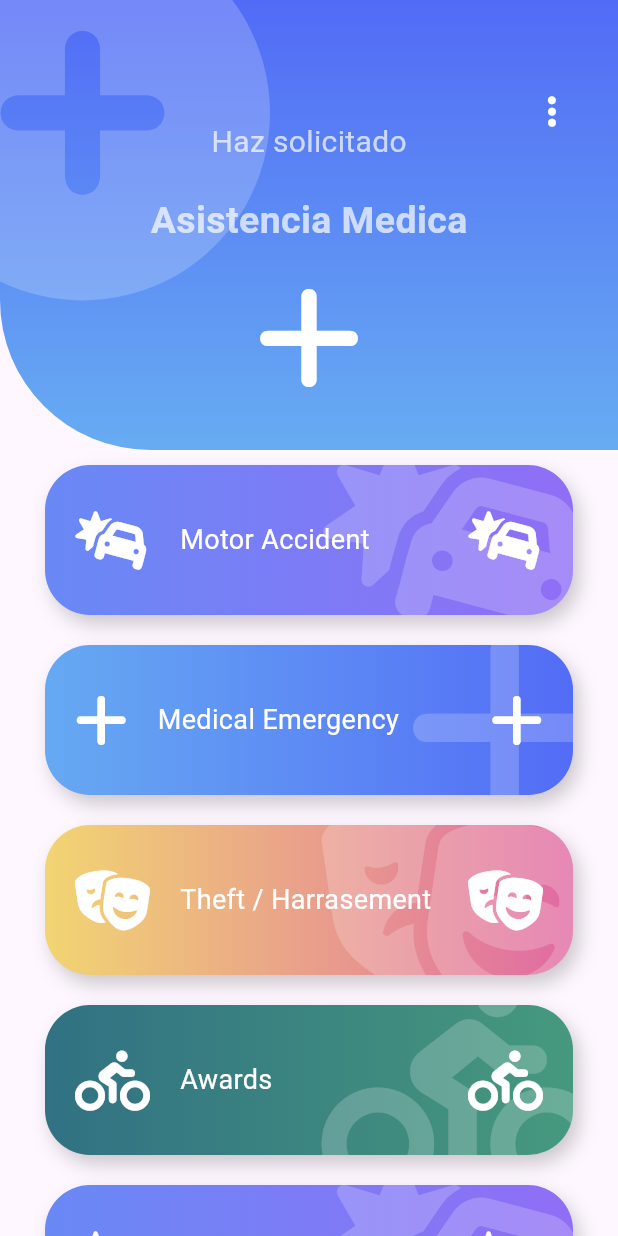
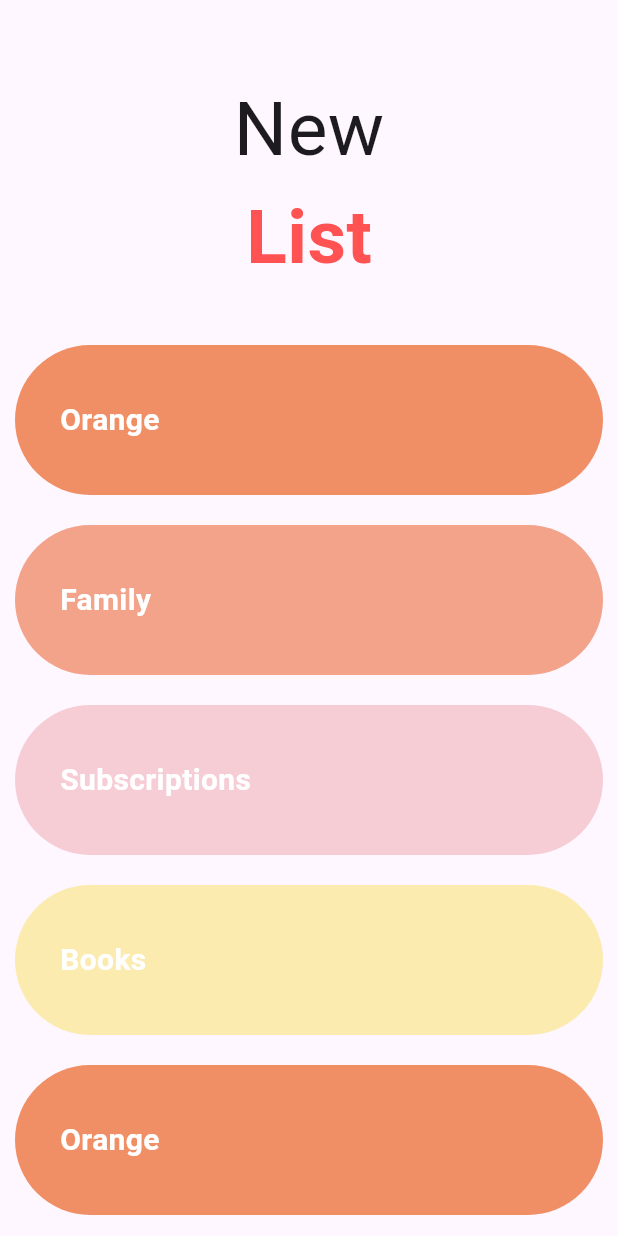
Before and after one commit to carlosdiazz/flutter_disenos_2, a Flutter app: the screen it shows after launch, on a phone screen of 412 x 824 dp. Run offline on Flutter 3.47's test engine with Material 3 defaults, Android fonts, the phone set to English and light mode, and no system bars; our stand-ins replace flutter_svg, font_awesome_flutter.

Commit message:
Fin nSession 8

```diff
--- a/lib/main.dart
+++ b/lib/main.dart
@@ -11,6 +11,6 @@ class MainApp extends StatelessWidget {
   @override
   Widget build(BuildContext context) {
     return const MaterialApp(
-        debugShowCheckedModeBanner: false, home: EmergencyPage());
+        debugShowCheckedModeBanner: false, home: SliderListPage());
   }
 }
--- a/lib/src/pages/pages.dart
+++ b/lib/src/pages/pages.dart
@@ -4,3 +4,4 @@ export './graficas_circulares_page.dart';
 export './slideshow_pages.dart';
 export './pinterest_pages.dart';
 export './emergency_page.dart';
+export './slider_list_page.dart';
--- /dev/null
+++ b/lib/src/pages/slider_list_page.dart
@@ -0,0 +1,165 @@
+import 'package:flutter/material.dart';
+
+class SliderListPage extends StatelessWidget {
+  const SliderListPage({super.key});
+
+  @override
+  Widget build(BuildContext context) {
+    return Scaffold(
+      //body: _Titulo(),
+      //body: _ListaTareas(),
+      body: _MainScroll(),
+    );
+  }
+}
+
+class _MainScroll extends StatelessWidget {
+  _MainScroll();
+
+  final items = [
+    const _ListItem('Orange', Color(0xffF08F66)),
+    const _ListItem('Family', Color(0xffF2A38A)),
+    const _ListItem('Subscriptions', Color(0xffF7CDD5)),
+    const _ListItem('Books', Color(0xffFCEBAF)),
+    const _ListItem('Orange', Color(0xffF08F66)),
+    const _ListItem('Family', Color(0xffF2A38A)),
+    const _ListItem('Subscriptions', Color(0xffF7CDD5)),
+    const _ListItem('Books', Color(0xffFCEBAF)),
+    const _ListItem('Orange', Color(0xffF08F66)),
+    const _ListItem('Family', Color(0xffF2A38A)),
+    const _ListItem('Subscriptions', Color(0xffF7CDD5)),
+    const _ListItem('Books', Color(0xffFCEBAF)),
+    const _ListItem('Orange', Color(0xffF08F66)),
+    const _ListItem('Family', Color(0xffF2A38A)),
+    const _ListItem('Subscriptions', Color(0xffF7CDD5)),
+    const _ListItem('Books', Color(0xffFCEBAF)),
+  ];
+
+  @override
+  Widget build(BuildContext context) {
+    return CustomScrollView(
+      slivers: [
+        //const SliverAppBar(
+        //  floating: true,
+        //  backgroundColor: Colors.red,
+        //  title: Text("Hola Mundo"),
+        //),
+        SliverPersistentHeader(
+            delegate: _SliverCustomHeaderDelegate(
+                child: const _Titulo(), maxHeight: 220, minHeight: 200)),
+        SliverList(
+            delegate: SliverChildListDelegate(
+                [...items, const SizedBox(height: 200)]))
+      ],
+    );
+  }
+}
+
+class _SliverCustomHeaderDelegate extends SliverPersistentHeaderDelegate {
+  final double minHeight;
+  final double maxHeight;
+  final Widget child;
+
+  _SliverCustomHeaderDelegate(
+      {required this.minHeight, required this.maxHeight, required this.child});
+
+  @override
+  Widget build(
+      BuildContext context, double shrinkOffset, bool overlapsContent) {
+    return SizedBox.expand(
+      child: child,
+    );
+  }
+
+  @override
+  // TODO: implement maxExtent
+  double get maxExtent => maxHeight;
+
+  @override
+  // TODO: implement minExtent
+  double get minExtent => minHeight;
+
+  @override
+  bool shouldRebuild(covariant SliverPersistentHeaderDelegate oldDelegate) {
+    return maxHeight != oldDelegate.maxExtent ||
+        minHeight != oldDelegate.minExtent;
+  }
+}
+
+class _Titulo extends StatelessWidget {
+  const _Titulo();
+
+  @override
+  Widget build(BuildContext context) {
+    return Column(
+      children: [
+        const SizedBox(
+          height: 50,
+        ),
+        Container(
+          margin: const EdgeInsets.symmetric(horizontal: 30, vertical: 0),
+          child: const Text(
+            "New",
+            style: TextStyle(fontSize: 50),
+          ),
+        ),
+        Container(
+          margin: const EdgeInsets.symmetric(horizontal: 30, vertical: 0),
+          child: const Text(
+            "List",
+            style: TextStyle(
+                fontSize: 50,
+                fontWeight: FontWeight.bold,
+                color: Colors.redAccent),
+          ),
+        )
+      ],
+    );
+  }
+}
+
+class _ListaTareas extends StatelessWidget {
+  final items = [
+    const _ListItem('Orange', Color(0xffF08F66)),
+    const _ListItem('Family', Color(0xffF2A38A)),
+    const _ListItem('Subscriptions', Color(0xffF7CDD5)),
+    const _ListItem('Books', Color(0xffFCEBAF)),
+    const _ListItem('Orange', Color(0xffF08F66)),
+    const _ListItem('Family', Color(0xffF2A38A)),
+    const _ListItem('Subscriptions', Color(0xffF7CDD5)),
+    const _ListItem('Books', Color(0xffFCEBAF)),
+  ];
+  _ListaTareas();
+
+  @override
+  Widget build(BuildContext context) {
+    return ListView.builder(
+      itemCount: items.length,
+      itemBuilder: (context, i) => _ListItem(items[i].titulo, items[i].color),
+    );
+  }
+}
+
+class _ListItem extends StatelessWidget {
+  final String titulo;
+  final Color color;
+  const _ListItem(this.titulo, this.color);
+
+  @override
+  Widget build(BuildContext context) {
+    return Container(
+      margin: const EdgeInsets.all(10),
+      height: 100,
+      width: 100,
+      decoration:
+          BoxDecoration(color: color, borderRadius: BorderRadius.circular(50)),
+      padding: const EdgeInsets.all(30),
+      alignment: Alignment.centerLeft,
+      child: Text(
+        titulo,
+        style: const TextStyle(
+            color: Colors.white, fontWeight: FontWeight.bold, fontSize: 20),
+      ),
+    );
+  }
+}
```
